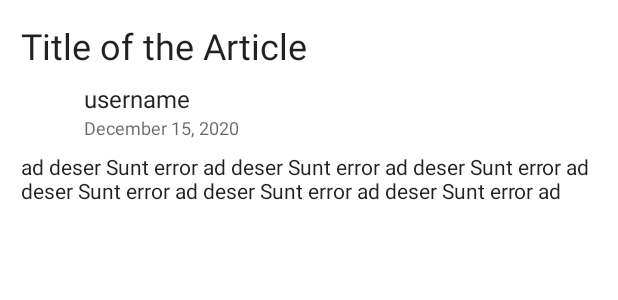
After one commit to chayan-dev/BlogVilla, an Android app: the layout fragment_article.xml on its own in the app's theme, with its tools: preview values and no code run, on a phone screen of 412 x 824 dp. The commit adds this screen. Shown: the top 300 px of the screen. Run offline under Robolectric (Android 15) with nearby library versions, the phone set to English and light mode, and no system bars.

Commit message:
added article fragment

```diff
--- /dev/null
+++ b/app/src/main/res/layout/fragment_article.xml
@@ -0,0 +1,61 @@
+<?xml version="1.0" encoding="utf-8"?>
+<LinearLayout xmlns:android="http://schemas.android.com/apk/res/android"
+  xmlns:tools="http://schemas.android.com/tools"
+  android:layout_width="match_parent"
+  android:layout_height="match_parent"
+  android:orientation="vertical"
+  android:padding="10dp">
+
+  <TextView
+    android:id="@+id/titleTextView"
+    android:layout_width="match_parent"
+    android:layout_height="wrap_content"
+    android:maxLines="2"
+    android:padding="4dp"
+    android:textAppearance="@style/TextAppearance.AppCompat.Headline"
+    tools:text="Title of the Article" />
+
+  <LinearLayout
+    android:layout_width="match_parent"
+    android:layout_height="wrap_content"
+    android:gravity="center_vertical"
+    android:padding="4dp">
+
+    <ImageView
+      android:id="@+id/avatarImageView"
+      android:layout_width="32dp"
+      android:layout_height="32dp" />
+
+    <LinearLayout
+      android:layout_width="wrap_content"
+      android:layout_height="wrap_content"
+      android:layout_marginLeft="10dp"
+      android:orientation="vertical">
+
+      <TextView
+        android:id="@+id/authorTextView"
+        android:layout_width="wrap_content"
+        android:layout_height="wrap_content"
+        android:textAppearance="@style/TextAppearance.AppCompat.Subhead"
+        tools:text="username" />
+
+      <TextView
+        android:id="@+id/dateTextView"
+        android:layout_width="wrap_content"
+        android:layout_height="wrap_content"
+        android:textAppearance="@style/TextAppearance.AppCompat.Caption"
+        tools:text="December 15, 2020" />
+    </LinearLayout>
+  </LinearLayout>
+
+  <TextView
+    android:id="@+id/bodyTextView"
+    android:layout_width="match_parent"
+    android:layout_height="wrap_content"
+    android:maxLines="2"
+    android:padding="4dp"
+    android:textAppearance="@style/TextAppearance.AppCompat.Body1"
+    tools:text="ad deser Sunt error ad deser Sunt error ad deser Sunt error ad deser Sunt error ad deser Sunt error ad deser Sunt error ad deser Sunt error ad deser Sunt error ad deser Sunt error ad deser Sunt error ad deser Sunt error ad deser Sunt error ad deser Sunt error ad deser Sunt error ad deser Sunt error ad deser Sunt error" />
+
+
+</LinearLayout>
--- a/app/src/main/res/values/strings.xml
+++ b/app/src/main/res/values/strings.xml
@@ -1,3 +1,5 @@
 <resources>
   <string name="app_name">BlogVilla</string>
+  <!-- TODO: Remove or change this placeholder text -->
+  <string name="hello_blank_fragment">Hello blank fragment</string>
 </resources>
```
Also changed, not shown: app/src/main/java/com/example/blogvilla/extensions/ImageView.kt (added, +12 -0 lines), app/src/main/java/com/example/blogvilla/extensions/TextView.kt (added, +22 -0 lines), app/src/main/java/com/example/blogvilla/ui/article/ArticleFragment.kt (added, +49 -0 lines), app/src/main/java/com/example/blogvilla/ui/article/ArticleViewModel.kt (added, +24 -0 lines).
